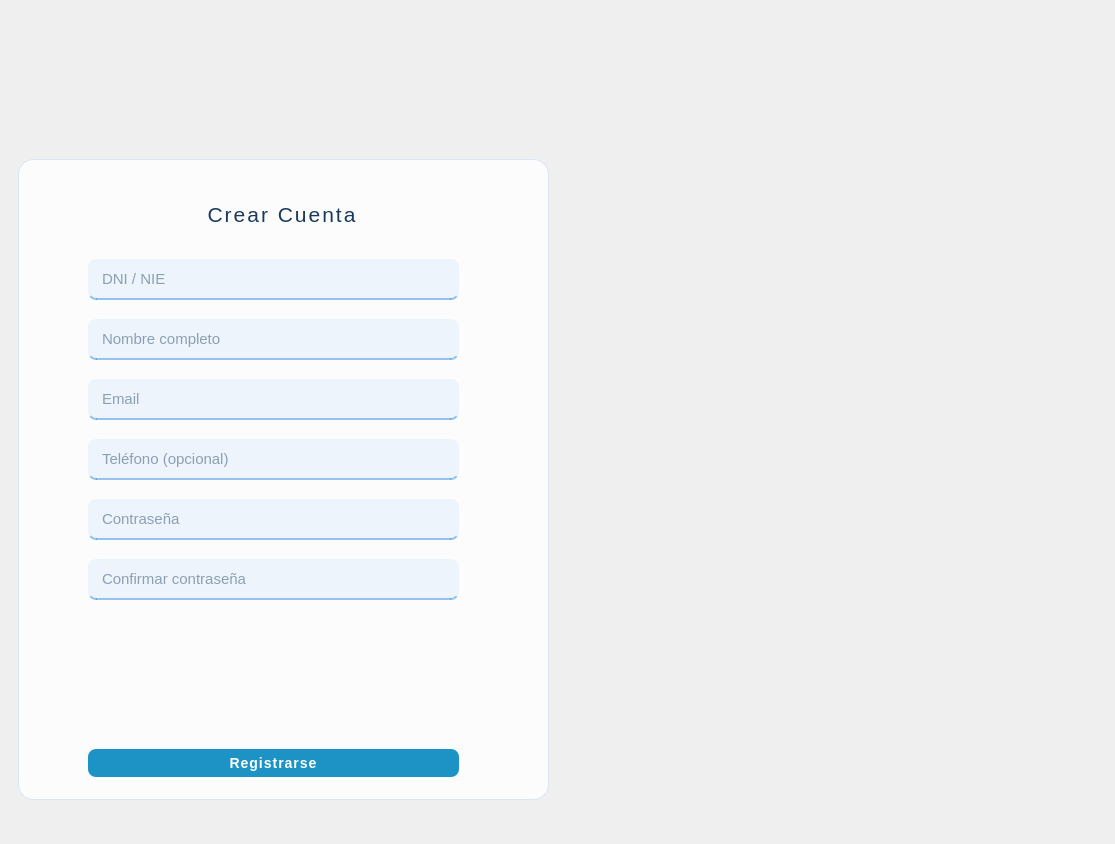
First picture: the form in src/vista/ui/vistaRegistro.ui, repository laraanton/InSo, before the edit.
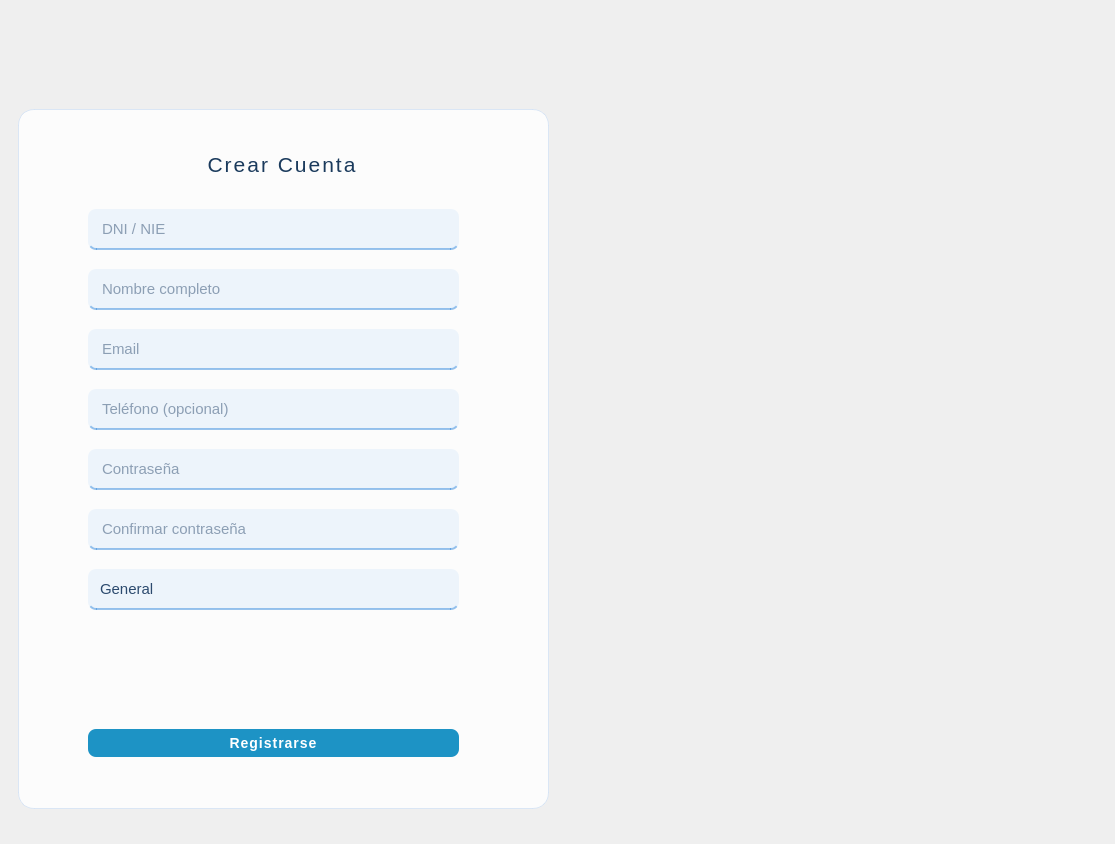
Second picture: the form after the edit. Icons and pictures are not drawn.

Commit message:
Update UI layout and add preference selection
Adjusted widget geometries and added a preference dropdown with options.

Diff of the .ui file:
```diff
--- a/src/vista/ui/vistaRegistro.ui
+++ b/src/vista/ui/vistaRegistro.ui
@@ -28,9 +28,9 @@
          <property name="geometry">
           <rect>
            <x>9</x>
-           <y>150</y>
+           <y>100</y>
            <width>531</width>
-           <height>641</height>
+           <height>700</height>
           </rect>
          </property>
          <property name="styleSheet">
@@ -233,11 +233,77 @@
            <string>Confirmar contraseña</string>
           </property>
          </widget>
+
+         <!-- Preferencia -->
+         <widget class="QComboBox" name="in_preferencia">
+          <property name="geometry">
+           <rect>
+            <x>70</x>
+            <y>460</y>
+            <width>371</width>
+            <height>41</height>
+           </rect>
+          </property>
+          <property name="styleSheet">
+           <string notr="true">QComboBox {
+	font-size: 15px;
+	color: #2c4a6e;
+	background-color: rgba(230, 241, 251, 0.7);
+	border: none;
+	border-bottom: 2px solid rgba(55, 138, 221, 0.5);
+	border-radius: 8px;
+	padding: 6px 12px;
+}
+QComboBox:focus {
+	background-color: rgba(230, 241, 251, 0.95);
+	border-bottom: 2px solid rgb(55, 138, 221);
+}
+QComboBox::drop-down {
+	border: none;
+	padding-right: 10px;
+}
+QComboBox QAbstractItemView {
+	background-color: #ffffff;
+	color: #2c4a6e;
+	selection-background-color: rgba(55, 138, 221, 0.15);
+	border: 1px solid rgba(55, 138, 221, 0.3);
+	border-radius: 8px;
+	padding: 4px;
+}</string>
+          </property>
+          <item>
+           <property name="text">
+            <string>General</string>
+           </property>
+          </item>
+          <item>
+           <property name="text">
+            <string>Familiar</string>
+           </property>
+          </item>
+          <item>
+           <property name="text">
+            <string>Jubilado</string>
+           </property>
+          </item>
+          <item>
+           <property name="text">
+            <string>Movilidad reducida</string>
+           </property>
+          </item>
+          <item>
+           <property name="text">
+            <string>Escolar</string>
+           </property>
+          </item>
+         </widget>
+
+         <!-- Botón -->
          <widget class="QPushButton" name="botonRegistrar">
           <property name="geometry">
            <rect>
             <x>70</x>
-            <y>590</y>
+            <y>620</y>
             <width>371</width>
             <height>28</height>
            </rect>
```
Left out of the diff: 8 changed lines with no effect on the pictures.
